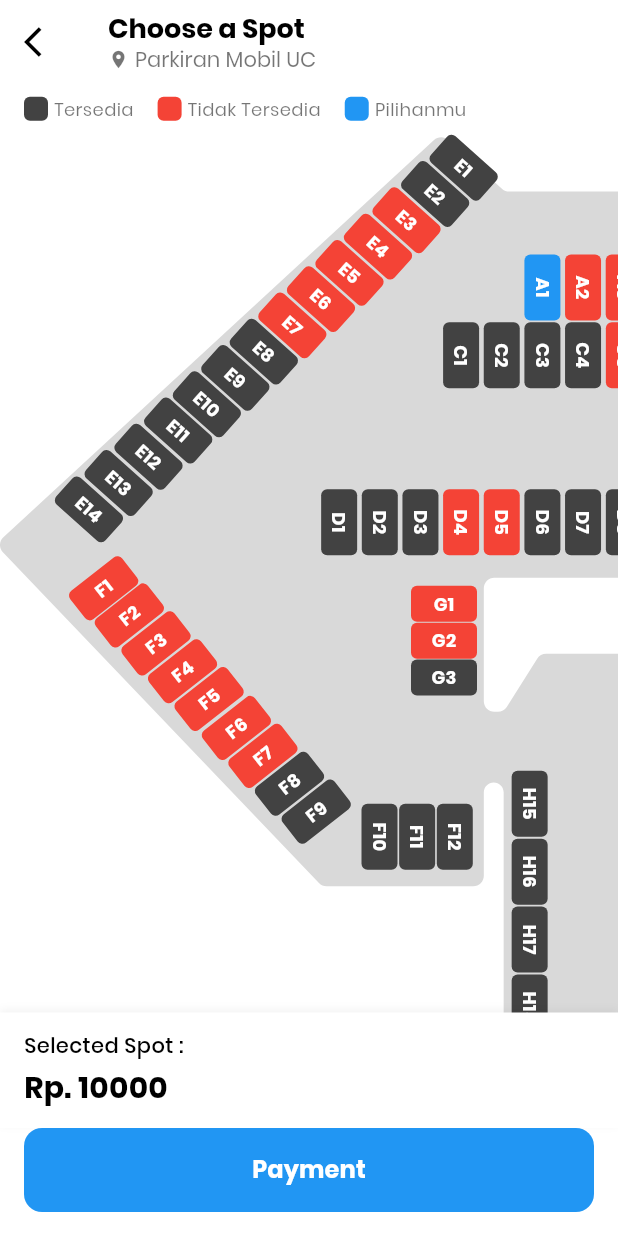
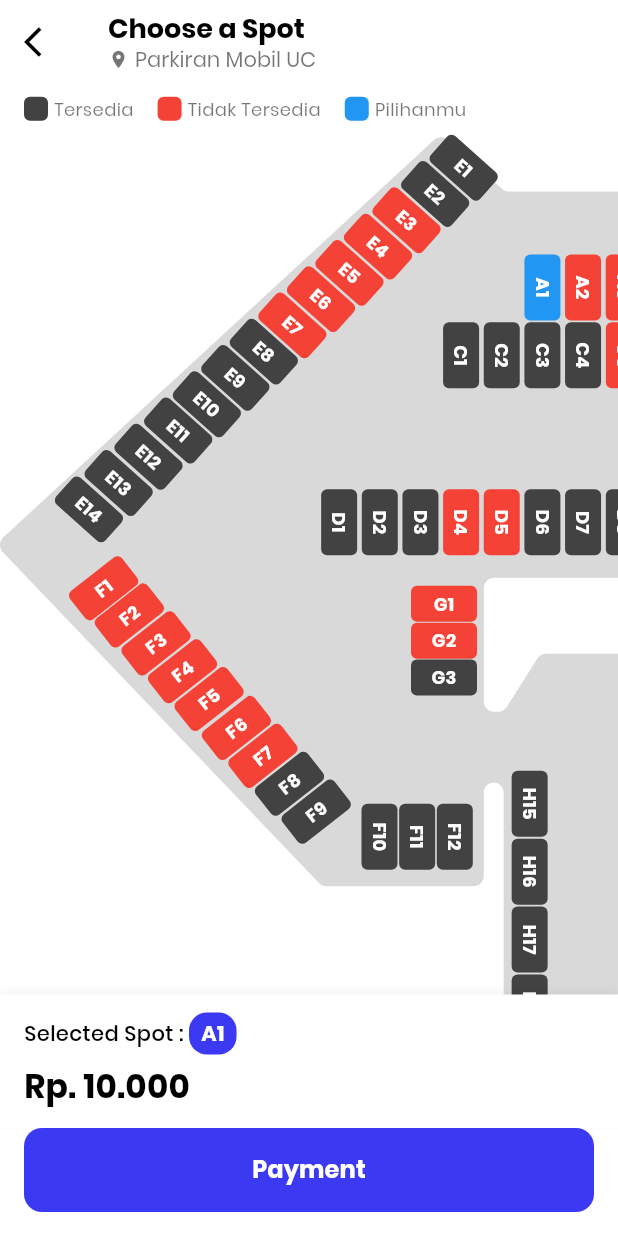
Before and after one commit to Caprizziest/Parkikir, a Flutter app: the bookingparkir screen opened by its route, after a tap on "A1", on a phone screen of 412 x 824 dp. Run offline on Flutter 3.47's test engine with Material 3 defaults, Android fonts, the phone set to English and light mode, and no system bars; our stand-ins replace flutter_riverpod, go_router, image_picker, phosphor_flutter, sentry_flutter.

Commit message:
reworked selected spot and change color to 0xFF3C39F2 alongside payment button

```diff
--- a/Frontend/frontend/lib/view/bookingparkir_view.dart
+++ b/Frontend/frontend/lib/view/bookingparkir_view.dart
@@ -102,25 +102,47 @@ class _bookingparkirState extends State<bookingparkir> {
             child: Column(
               crossAxisAlignment: CrossAxisAlignment.start,
               children: [
-                const Text(
-                  'Selected Spot :',
-                  style: TextStyle(
-                    color: Colors.black,
-                    fontWeight: FontWeight.w500,
-                  ),
+                Row(
+                  children: [
+                    const Text(
+                      'Selected Spot : ',
+                      style: TextStyle(
+                        color: Colors.black,
+                        fontWeight: FontWeight.w500,
+                      ),
+                    ),
+                    if (selectedSpot != null)
+                      Container(
+                        padding: const EdgeInsets.symmetric(horizontal: 8, vertical: 4),
+                        decoration: BoxDecoration(
+                          color: const Color(0xFF3C39F2),
+                          borderRadius: BorderRadius.circular(12),
+                        ),
+                        child: Text(
+                          selectedSpot!,
+                          style: const TextStyle(
+                            color: Colors.white,
+                            fontWeight: FontWeight.bold,
+                          ),
+                        ),
+                      ),
+                  ],
                 ),
-                const SizedBox(height: 4),
+                const SizedBox(height: 6),
                 Text(
-                  selectedSpot != null ? 'Rp. ${spotPrice.toStringAsFixed(0)}' : 'Rp. -',
+                  selectedSpot != null
+                      ? 'Rp. ${spotPrice.toStringAsFixed(0).replaceAllMapped(RegExp(r'(\d{1,3})(?=(\d{3})+(?!\d))'), (m) => '${m[1]}.')}'
+                      : 'Rp. -',
                   style: TextStyle(
                     color: Colors.black,
                     fontWeight: FontWeight.bold,
-                    fontSize: selectedSpot != null ? 20 : 16,
+                    fontSize: selectedSpot != null ? 22 : 16,
                   ),
                 ),
               ],
             ),
           ),
+
 
           // Payment Button
           Container(
@@ -131,7 +153,7 @@ class _bookingparkirState extends State<bookingparkir> {
             child: ElevatedButton(
               onPressed: selectedSpot != null ? () {} : null,
               style: ElevatedButton.styleFrom(
-                backgroundColor: selectedSpot != null ? Colors.blue : Colors.grey.shade300,
+                backgroundColor: selectedSpot != null ? Color(0xFF3C39F2) : Colors.grey.shade300,
                 foregroundColor: Colors.white,
                 elevation: 0,
                 shape: RoundedRectangleBorder(
--- a/Frontend/frontend/pubspec.yaml
+++ b/Frontend/frontend/pubspec.yaml
@@ -91,9 +91,9 @@ flutter:
           weight: 600
         - asset: fonts/poppins.bold.ttf
           weight: 700
-    - family: Phosphor
-      fonts:
-        - asset: packages/phosphor_flutter/fonts/phosphor.ttf
+    # - family: Phosphor
+    #   fonts:
+    #     - asset: packages/phosphor_flutter/fonts/phosphor.ttf
   #   - family: Trajan Pro
   #     fonts:
   #       - asset: fonts/TrajanPro.ttf
```
